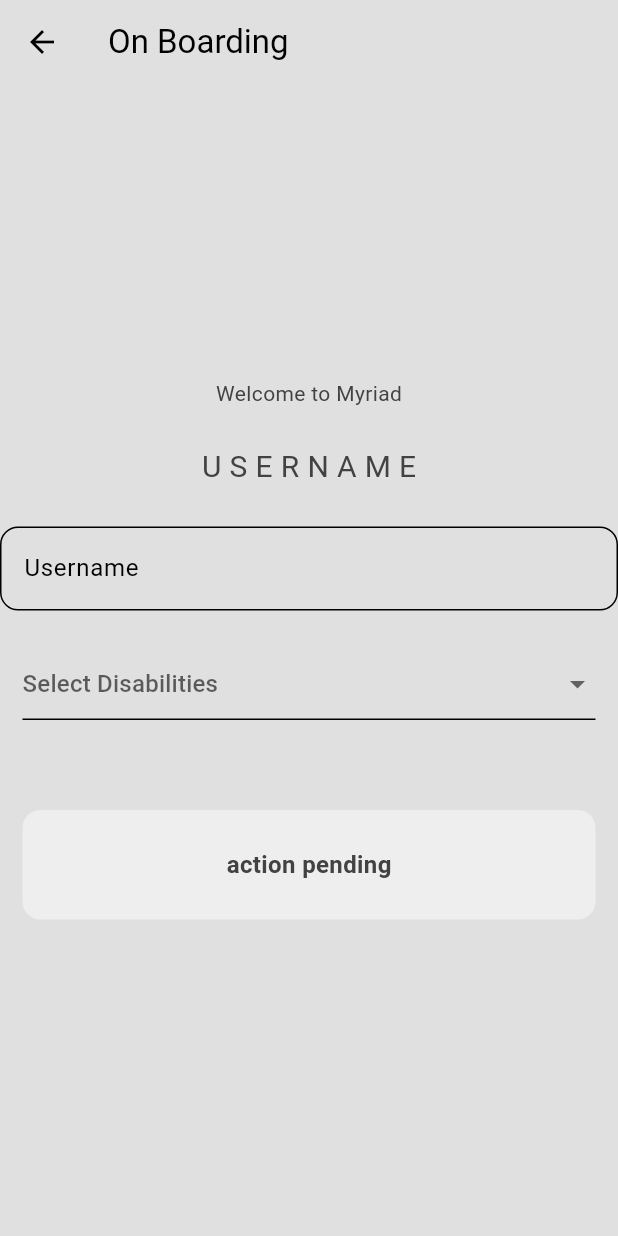
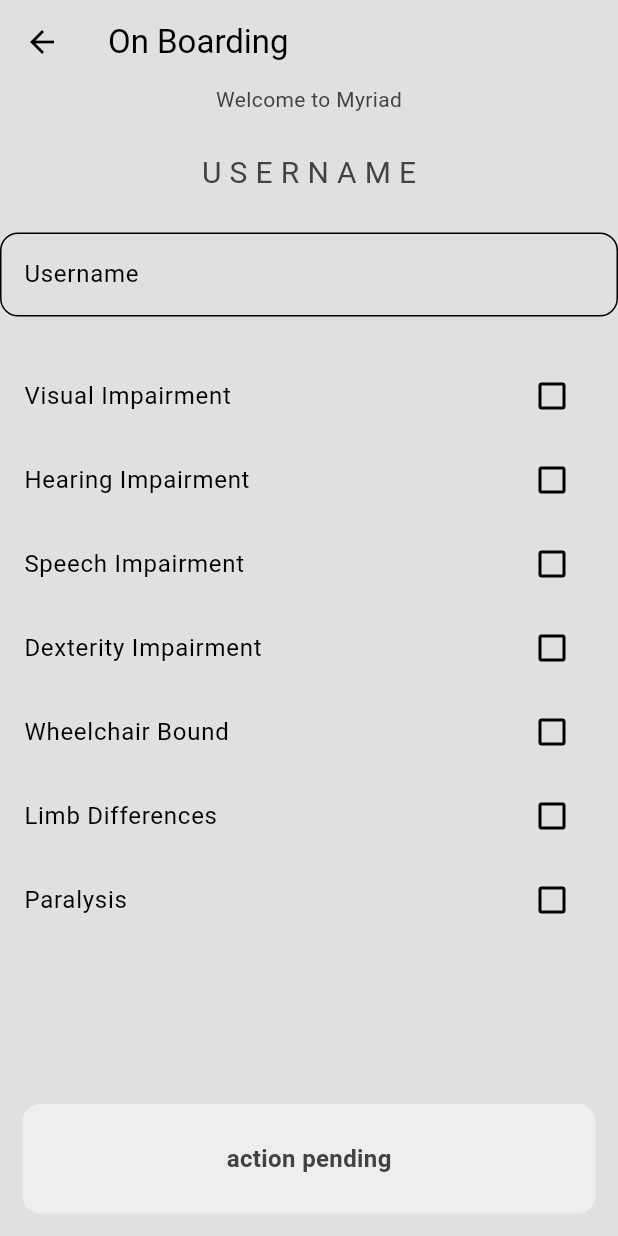
Before and after one commit to Jagjit0306/Myriad, a Flutter app: the OnBoarding screen opened by its route, on a phone screen of 412 x 824 dp. Run offline on Flutter 3.47's test engine with Material 3 defaults, Android fonts, the phone set to English and light mode, and no system bars; our stand-ins replace audioplayers, cloud_firestore, dash_chat_2, firebase_auth, firebase_core, flutter_gemini and 6 more; missing offline and left inert: google_maps_webservice; accounts and stored records are empty; generated files the repository leaves out were written again.

Commit message:
Revert "onboarding page update"
This reverts commit 520b7f556c7ddaba1dec59769a27920a505bfb09.

```diff
--- a/myriad/lib/pages/on_boarding.dart
+++ b/myriad/lib/pages/on_boarding.dart
@@ -3,8 +3,6 @@ import 'package:firebase_auth/firebase_auth.dart';
 import 'package:flutter/material.dart';
 import 'package:myriad/components/my_button.dart';
 import 'package:myriad/components/my_textfield.dart';
-import 'package:shared_preferences/shared_preferences.dart';
-import 'dart:convert';
 
 class OnBoarding extends StatefulWidget {
   const OnBoarding({super.key});
@@ -16,25 +14,24 @@ class OnBoarding extends StatefulWidget {
 class _OnBoardingState extends State<OnBoarding> {
   final TextEditingController usernameController = TextEditingController();
 
-  // List of all possible disabilities
-  final List<String> allDisabilities = [
-    'Visual Impairment',
-    'Hearing Impairment',
-    'Speech Impairment',
-    'Dexterity Impairment',
-    'Wheelchair Bound',
-    'Limb Differences',
-    'Paralysis',
+  List<Map<String, bool>> prefs = [
+    {'Visual Impairment': false},
+    {'Hearing Impairment': false},
+    {'Speech Impairment': false},
+    {'Dexterity Impairment': false},
+    {'Wheelchair Bound': false},
+    {'Limb Differences': false},
+    {'Paralysis': false},
   ];
-
-  // List to hold the selected disabilities
-  List<String> selectedDisabilities = [];
 
   bool isUsernameUnique = false;
 
-  // Function to check if any disability is selected
   bool anyPrefSelected() {
-    return selectedDisabilities.isNotEmpty;
+    bool valid = false;
+    for (var element in prefs) {
+      valid = valid || element.values.first;
+    }
+    return valid;
   }
 
   Future<void> checkUsernameUnique(String username) async {
@@ -43,30 +40,21 @@ class _OnBoardingState extends State<OnBoarding> {
         .where('username', isEqualTo: username)
         .get();
     setState(() {
-      isUsernameUnique =
-          result.docs.isEmpty && usernameController.text.isNotEmpty;
+      isUsernameUnique = result.docs.isEmpty &&
+          usernameController.text.isNotEmpty;
     });
   }
 
   Future<void> setPrefs() async {
     final User? currentUser = FirebaseAuth.instance.currentUser;
-
     if (isUsernameUnique) {
-      // Save the selected disabilities to Firestore
       await FirebaseFirestore.instance
           .collection('Users')
           .doc(currentUser!.email)
           .update({
         "username": usernameController.text,
-        "prefs": selectedDisabilities, // Save as a list of strings
+        "prefs": prefs,
       });
-
-      // Save the selected disabilities locally using SharedPreferences
-      SharedPreferences localPrefs = await SharedPreferences.getInstance();
-      await localPrefs.setString(
-        'prefs',
-        jsonEncode(selectedDisabilities), // Save as JSON string
-      );
     }
   }
 
@@ -74,7 +62,7 @@ class _OnBoardingState extends State<OnBoarding> {
   Widget build(BuildContext context) {
     return Scaffold(
       appBar: AppBar(
-        title: const Text('On Boarding'),
+        title: Text('On Boarding'),
       ),
       body: SizedBox(
         width: double.infinity,
@@ -84,17 +72,21 @@ class _OnBoardingState extends State<OnBoarding> {
           mainAxisAlignment: MainAxisAlignment.center,
           crossAxisAlignment: CrossAxisAlignment.center,
           children: [
-            const Text("Welcome to Myriad"),
+            Text("Welcome to Myriad"),
 
-            const SizedBox(height: 25),
+            const SizedBox(
+              height: 25,
+            ),
 
-            // Username section
-            const Text(
+            // app name
+            Text(
               "U S E R N A M E",
               style: TextStyle(fontSize: 20),
             ),
 
-            const SizedBox(height: 25),
+            const SizedBox(
+              height: 25,
+            ),
 
             MyTextfield(
               hintText: 'Username',
@@ -105,72 +97,41 @@ class _OnBoardingState extends State<OnBoarding> {
               },
             ),
             if (!isUsernameUnique && usernameController.text.isNotEmpty)
-              const Text(
-                "THIS USERNAME IS TAKEN/INVALID",
-                style: TextStyle(color: Colors.red),
-              ),
+              const Text("THIS USERNAME IS TAKEN/INVALID"),
 
-            const SizedBox(height: 25),
-
-            // Dropdown for selecting disabilities
-            Padding(
-              padding: const EdgeInsets.symmetric(horizontal: 15.0),
-              child: DropdownButtonFormField<String>(
-                isExpanded: true,
-                value: null,
-                hint: const Text("Select Disabilities"),
-                onChanged: (String? newValue) {
-                  setState(() {
-                    if (newValue != null &&
-                        !selectedDisabilities.contains(newValue)) {
-                      selectedDisabilities.add(newValue);
-                    }
-                  });
-                },
-                items: allDisabilities.map((String disability) {
-                  return DropdownMenuItem<String>(
-                    value: disability,
-                    child: Text(disability),
-                  );
-                }).toList(),
-              ),
+            const SizedBox(
+              height: 25,
             ),
 
-            // Display selected disabilities
-            Padding(
-              padding:
-                  const EdgeInsets.symmetric(horizontal: 15.0, vertical: 10.0),
-              child: Wrap(
-                children: selectedDisabilities.map((disability) {
-                  return Chip(
-                    label: Text(disability),
-                    onDeleted: () {
+            Expanded(
+              child: ListView.builder(
+                itemCount: prefs.length,
+                itemBuilder: (context, index) {
+                  return CheckboxListTile(
+                    title: Text(prefs[index].keys.first),
+                    value: prefs[index].values.first,
+                    onChanged: (bool? newValue) {
                       setState(() {
-                        selectedDisabilities.remove(disability);
+                        prefs[index] = {prefs[index].keys.first: newValue!};
                       });
                     },
                   );
-                }).toList(),
+                },
               ),
             ),
-
-            const SizedBox(height: 25),
-
             Padding(
               padding: const EdgeInsets.all(15.0),
               child: MyButton(
                 text: 'Lets get started',
-                onTap: () async {
-                  await setPrefs();
+                onTap: () {
+                  setPrefs();
                   Navigator.pushNamedAndRemoveUntil(
                     context,
                     '/home_page',
                     (route) => false,
                   );
                 },
-                enabled: isUsernameUnique &&
-                    anyPrefSelected() &&
-                    usernameController.text.isNotEmpty,
+                enabled: isUsernameUnique && anyPrefSelected(),
               ),
             ),
           ],
```
